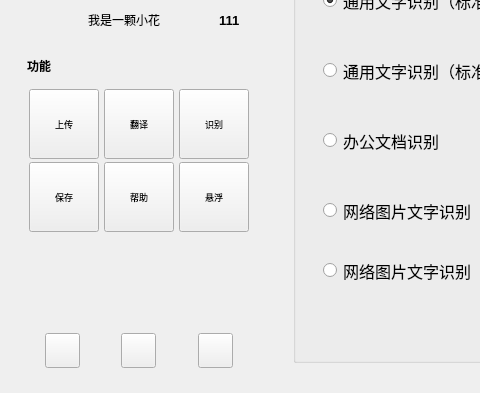
slicesteak/SheepOCR, file widget.ui: the form before one commit; both pictures show x 0 to 480 and y 292 to 685 of the 1030 by 685 pixel window.
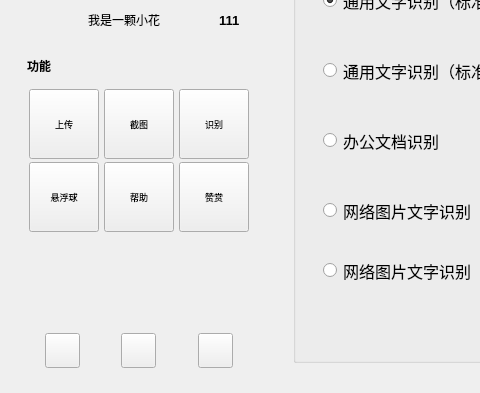
The form after the commit. Icons and pictures are not drawn.

What changed in the file:
```diff
--- a/widget.ui
+++ b/widget.ui
@@ -528,7 +528,7 @@
                  </font>
                 </property>
                 <property name="text">
-                 <string>翻译</string>
+                 <string>截图</string>
                 </property>
                 <property name="icon">
                  <iconset resource="qss.qrc">
@@ -590,7 +590,7 @@
                  </font>
                 </property>
                 <property name="text">
-                 <string>保存</string>
+                 <string>悬浮球</string>
                 </property>
                 <property name="icon">
                  <iconset resource="qss.qrc">
@@ -621,7 +621,7 @@
                  </font>
                 </property>
                 <property name="text">
-                 <string>悬浮</string>
+                 <string>赞赏</string>
                 </property>
                 <property name="toolButtonStyle">
                  <enum>Qt::ToolButtonTextUnderIcon</enum>
```
